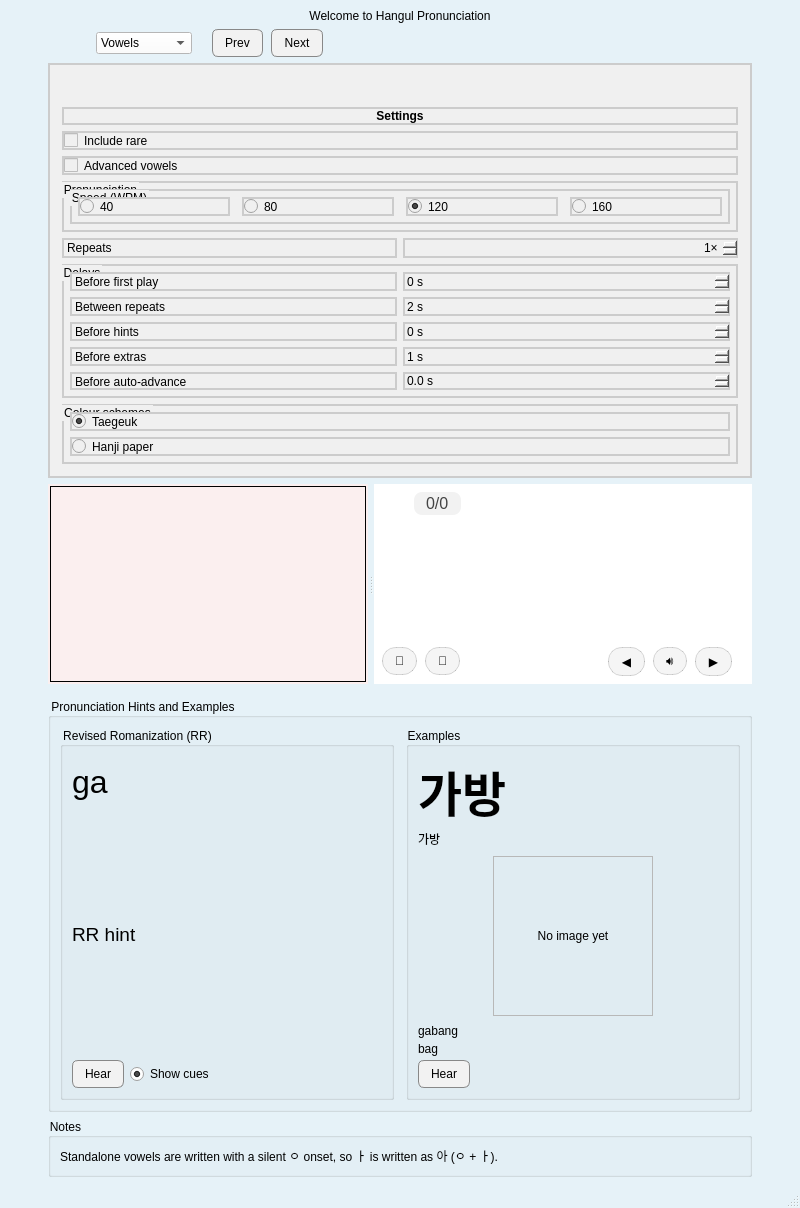
First picture: the form in ui/form.ui, repository brownidj/hanguel_01, before the edit.
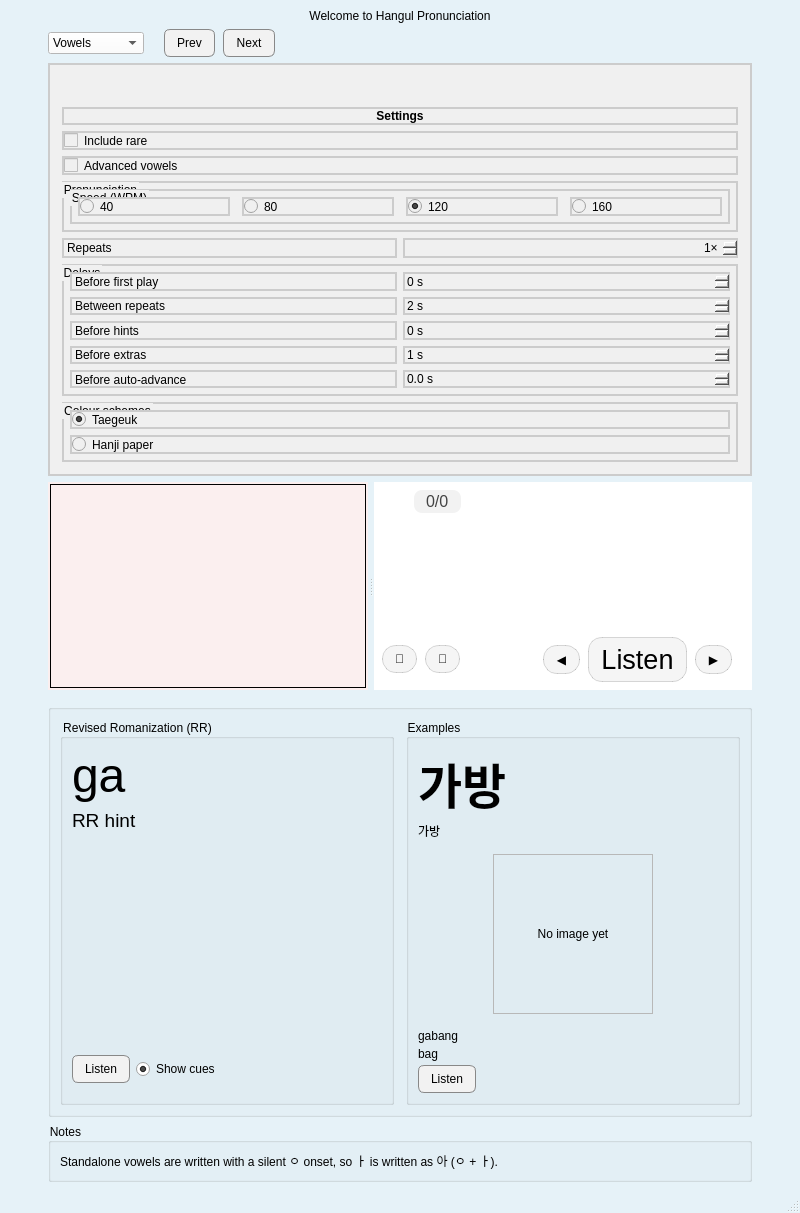
Second picture: the form after the edit.

Diff of the .ui file:
```diff
--- a/ui/form.ui
+++ b/ui/form.ui
@@ -52,6 +52,11 @@
                 QPushButton:pressed {
                 background: #dddddd;
                 }
+                QPushButton:disabled {
+                background: #f6f6f6;
+                color: #9a9a9a;
+                border: 1px solid #cfcfcf;
+                }
                 QScrollArea#scrollRrHint,
                 QWidget#scrollRrHintContents,
                 QLabel#labelRRHint {
@@ -95,10 +100,10 @@
                             <number>8</number>
                         </property>
                         <property name="leftMargin">
-                            <number>48</number>
+                            <number>0</number>
                         </property>
                         <property name="rightMargin">
-                            <number>48</number>
+                            <number>0</number>
                         </property>
 
                         <!-- Mode selector: Combo box for Syllables/Vowels/Consonants -->
@@ -811,7 +816,7 @@
                                 <bool>true</bool>
                             </property>
                             <property name="styleSheet">
-                                <string notr="true"></string>
+                                <string notr="true">border: none;</string>
                             </property>
                             <property name="toolTip">
                                 <string>Hangul Jamo Block (≈45% width)</string>
@@ -850,12 +855,45 @@
                                             </sizepolicy>
                                         </property>
                                         <property name="styleSheet">
-                                            <string notr="true">border: 1px solid black; background: #FBEFEF;</string>
+                                            <string notr="true">border: 1px solid #000000; background: #FBEFEF;</string>
                                         </property>
                                         <layout class="QVBoxLayout" name="layoutInnerJamo">
                                             <property name="margin">
-                                                <number>0</number>
+                                                <number>30</number>
                                             </property>
+                                            <property name="alignment">
+                                                <set>Qt::AlignCenter</set>
+                                            </property>
+                                            <item>
+                                                <widget class="QFrame" name="frameJamoInner">
+                                                    <property name="sizePolicy">
+                                                        <sizepolicy hsizetype="Minimum" vsizetype="Minimum">
+                                                            <horstretch>0</horstretch>
+                                                            <verstretch>0</verstretch>
+                                                        </sizepolicy>
+                                                    </property>
+                                                    <property name="frameShape">
+                                                        <enum>QFrame::NoFrame</enum>
+                                                    </property>
+                                                    <property name="frameShadow">
+                                                        <enum>QFrame::Plain</enum>
+                                                    </property>
+                                                    <property name="lineWidth">
+                                                        <number>0</number>
+                                                    </property>
+                                                    <property name="midLineWidth">
+                                                        <number>0</number>
+                                                    </property>
+                                                    <property name="styleSheet">
+                                                        <string notr="true">border: none; background: #ffffff;</string>
+                                                    </property>
+                                                    <layout class="QVBoxLayout" name="layoutJamoInner">
+                                                        <property name="margin">
+                                                            <number>0</number>
+                                                        </property>
+                                                    </layout>
+                                                </widget>
+                                            </item>
                                         </layout>
                                     </widget>
                                 </item>
@@ -1076,6 +1114,8 @@
                                                         rgba(0,0,0,0.04); }
                                                         QPushButton#chipAuto:hover { background: rgba(0,0,0,0.07); }
                                                         QPushButton#chipAuto:pressed { background: rgba(0,0,0,0.12); }
+                                                        QPushButton#chipAuto:disabled { color: #9a9a9a; border: 1px solid
+                                                        rgba(0,0,0,0.08); background: rgba(0,0,0,0.02); }
                                                     </string>
                                                 </property>
                                             </widget>
@@ -1102,6 +1142,8 @@
                                                         rgba(0,0,0,0.04); }
                                                         QPushButton#chipSlow:hover { background: rgba(0,0,0,0.07); }
                                                         QPushButton#chipSlow:pressed { background: rgba(0,0,0,0.12); }
+                                                        QPushButton#chipSlow:disabled { color: #9a9a9a; border: 1px solid
+                                                        rgba(0,0,0,0.08); background: rgba(0,0,0,0.02); }
                                                     </string>
                                                 </property>
                                             </widget>
@@ -1163,7 +1205,12 @@
                                                 <item>
                                                     <widget class="QPushButton" name="chipPronounce">
                                                         <property name="text">
-                                                            <string>🔊</string>
+                                                            <string>Listen</string>
+                                                        </property>
+                                                        <property name="font">
+                                                            <font>
+                                                                <pointsize>20</pointsize>
+                                                            </font>
                                                         </property>
                                                         <property name="toolTip">
                                                             <string>Play pronunciation</string>
@@ -1241,7 +1288,7 @@
                 <item>
                     <widget class="QGroupBox" name="groupRrPanel">
                         <property name="title">
-                            <string>Pronunciation Hints and Examples</string>
+                            <string/>
                         </property>
                         <layout class="QHBoxLayout" name="layoutHintsExamplesRow">
                             <property name="spacing">
@@ -1256,22 +1303,6 @@
                                         <property name="alignment">
                                             <set>Qt::AlignTop</set>
                                         </property>
-                                        <item>
-                                            <spacer name="spacerRrTop">
-                                                <property name="orientation">
-                                                    <enum>Qt::Vertical</enum>
-                                                </property>
-                                                <property name="sizeType">
-                                                    <enum>QSizePolicy::Fixed</enum>
-                                                </property>
-                                                <property name="sizeHint" stdset="0">
-                                                    <size>
-                                                        <width>0</width>
-                                                        <height>0</height>
-                                                    </size>
-                                                </property>
-                                            </spacer>
-                                        </item>
                                         <item>
                                             <widget class="QLabel" name="labelRRValue">
                                                 <property name="text">
@@ -1279,9 +1310,18 @@
                                                 </property>
                                                 <property name="font">
                                                     <font>
-                                                        <pointsize>24</pointsize>
+                                                        <pointsize>36</pointsize>
                                                     </font>
                                                 </property>
+                                                <property name="sizePolicy">
+                                                    <sizepolicy hsizetype="Preferred" vsizetype="Fixed">
+                                                        <horstretch>0</horstretch>
+                                                        <verstretch>0</verstretch>
+                                                    </sizepolicy>
+                                                </property>
+                                                <property name="styleSheet">
+                                                    <string notr="true"></string>
+                                                </property>
                                                 <property name="alignment">
                                                     <set>Qt::AlignLeft|Qt::AlignVCenter</set>
                                                 </property>
@@ -1304,6 +1344,9 @@
                                                 <property name="frameShape">
                                                     <enum>QFrame::NoFrame</enum>
                                                 </property>
+                                                <property name="styleSheet">
+                                                    <string notr="true"></string>
+                                                </property>
                                                 <property name="widgetResizable">
                                                     <bool>true</bool>
                                                 </property>
@@ -1315,6 +1358,9 @@
                                                 </property>
                                                 <widget class="QWidget" name="scrollRrHintContents">
                                                     <layout class="QVBoxLayout" name="layoutRrHintContents">
+                                                        <property name="alignment">
+                                                            <set>Qt::AlignTop</set>
+                                                        </property>
                                                         <property name="leftMargin">
                                                             <number>0</number>
                                                         </property>
@@ -1351,7 +1397,7 @@
                                                 <item>
                                                     <widget class="QPushButton" name="btnRRHear">
                                                         <property name="text">
-                                                            <string>Hear</string>
+                                                            <string>Listen</string>
                                                         </property>
                                                     </widget>
                                                 </item>
@@ -1547,7 +1593,7 @@
                                                 <item>
                                                     <widget class="QPushButton" name="btnExampleHear">
                                                         <property name="text">
-                                                            <string>Hear</string>
+                                                            <string>Listen</string>
                                                         </property>
                                                     </widget>
                                                 </item>
```
Left out of the diff: 2 changed lines with no effect on the pictures.
